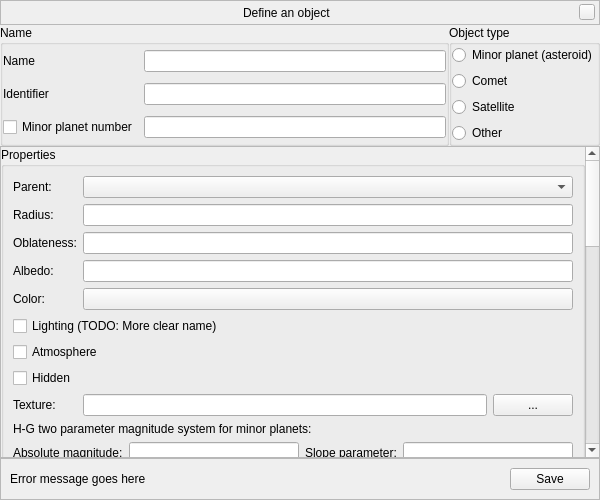
Qt form plugins/CometsAsteroidsImporter/src/gui/manualImportWindow.ui (519984307/stellarium_src) before a commit.
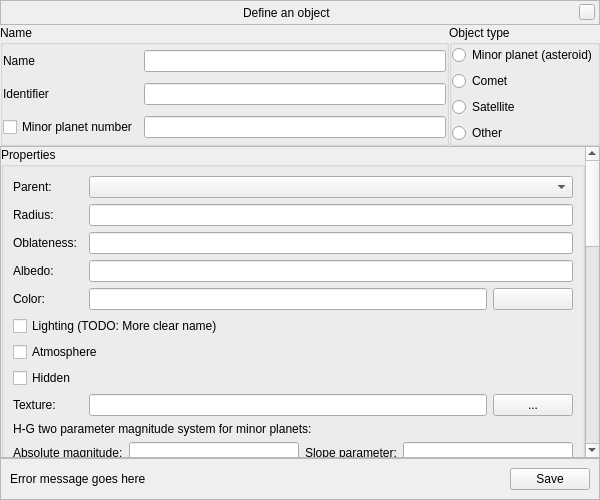
The same form after that commit. Custom widgets are drawn as their Qt base class.

Commit message: implemented some of the color selection functionality in the manual import window

```diff
--- a/plugins/CometsAsteroidsImporter/src/gui/manualImportWindow.ui
+++ b/plugins/CometsAsteroidsImporter/src/gui/manualImportWindow.ui
@@ -252,7 +252,7 @@
       <property name="geometry">
        <rect>
         <x>0</x>
-        <y>0</y>
+        <y>-21</y>
         <width>582</width>
         <height>1147</height>
        </rect>
@@ -274,7 +274,7 @@
             </property>
            </widget>
           </item>
-          <item row="0" column="1" colspan="2">
+          <item row="0" column="2" colspan="2">
            <widget class="QComboBox" name="comboBoxParent"/>
           </item>
           <item row="1" column="0">
@@ -284,7 +284,7 @@
             </property>
            </widget>
           </item>
-          <item row="1" column="1" colspan="2">
+          <item row="1" column="2" colspan="2">
            <widget class="QLineEdit" name="lineEditRadius"/>
           </item>
           <item row="2" column="0">
@@ -294,7 +294,7 @@
             </property>
            </widget>
           </item>
-          <item row="2" column="1" colspan="2">
+          <item row="2" column="2" colspan="2">
            <widget class="QLineEdit" name="lineEditOblateness"/>
           </item>
           <item row="3" column="0">
@@ -304,7 +304,7 @@
             </property>
            </widget>
           </item>
-          <item row="3" column="1" colspan="2">
+          <item row="3" column="2" colspan="2">
            <widget class="QLineEdit" name="lineEditAlbedo"/>
           </item>
           <item row="4" column="0">
@@ -314,24 +314,24 @@
             </property>
            </widget>
           </item>
-          <item row="4" column="1" colspan="2">
+          <item row="4" column="3">
            <widget class="QPushButton" name="pushButtonSelectColor"/>
           </item>
-          <item row="5" column="0" colspan="3">
+          <item row="5" column="0" colspan="4">
            <widget class="QCheckBox" name="checkBoxLighting">
             <property name="text">
              <string>Lighting (TODO: More clear name)</string>
             </property>
            </widget>
           </item>
-          <item row="6" column="0" colspan="3">
+          <item row="6" column="0" colspan="4">
            <widget class="QCheckBox" name="checkBoxAtmosphere">
             <property name="text">
              <string>Atmosphere</string>
             </property>
            </widget>
           </item>
-          <item row="7" column="0" colspan="3">
+          <item row="7" column="0" colspan="4">
            <widget class="QCheckBox" name="checkBoxHidden">
             <property name="text">
              <string>Hidden</string>
@@ -345,17 +345,17 @@
             </property>
            </widget>
           </item>
-          <item row="8" column="1">
-           <widget class="QLineEdit" name="lineEditTexture"/>
-          </item>
           <item row="8" column="2">
+           <widget class="QLineEdit" name="lineEditTexture"/>
+          </item>
+          <item row="8" column="3">
            <widget class="QPushButton" name="pushButtonBrowseTexture">
             <property name="text">
              <string>...</string>
             </property>
            </widget>
           </item>
-          <item row="9" column="0" colspan="3">
+          <item row="9" column="0" colspan="4">
            <widget class="QFrame" name="frameMagnitude">
             <layout class="QGridLayout" name="gridLayoutMagnitude">
              <property name="margin">
@@ -398,6 +398,9 @@
             </layout>
            </widget>
           </item>
+          <item row="4" column="2">
+           <widget class="QLineEdit" name="lineEditColor"/>
+          </item>
          </layout>
         </widget>
        </item>
@@ -631,14 +634,14 @@
            </widget>
           </item>
           <item row="3" column="0">
-           <widget class="QRadioButton" name="radioButton_2">
+           <widget class="QRadioButton" name="radioButtonOrbitFunction">
             <property name="text">
              <string>Object-specific:</string>
             </property>
            </widget>
           </item>
           <item row="3" column="1">
-           <widget class="QComboBox" name="comboBox_2"/>
+           <widget class="QComboBox" name="comboBoxOrbitFunction"/>
           </item>
          </layout>
         </widget>
```
The commit also changes 2 other files.
